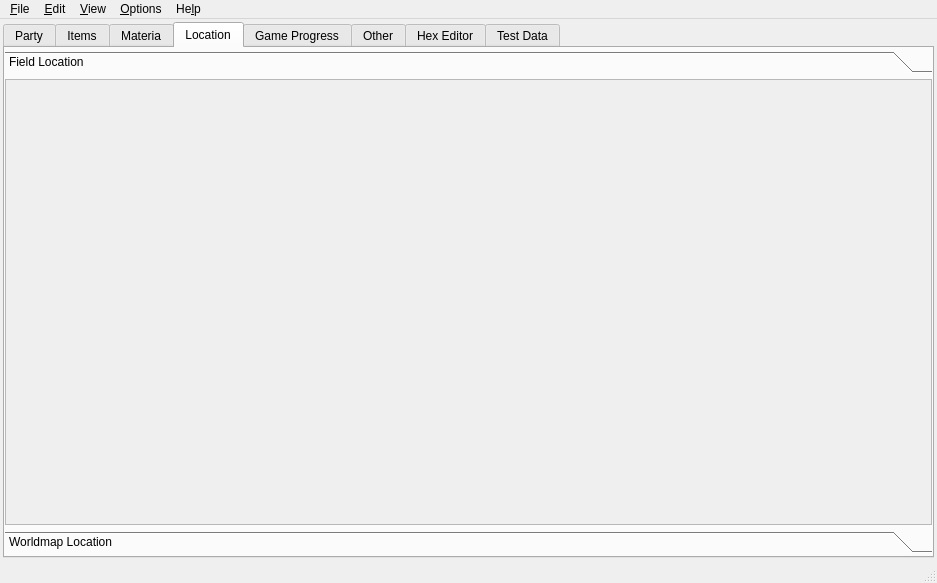
Before: the Qt Designer form mainwindow.ui in sithlord48/blackchocobo, drawn with Qt 5.
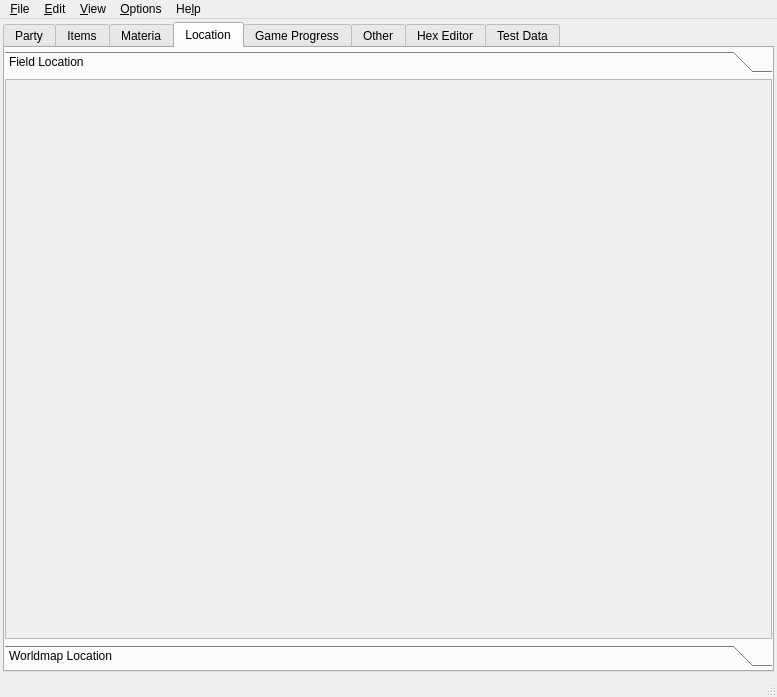
After: the same form once the commit is applied. The open tabs and pages were chosen to show the change. Icons and pictures are not drawn.

```diff
--- a/mainwindow.ui
+++ b/mainwindow.ui
@@ -6,8 +6,8 @@
    <rect>
     <x>0</x>
     <y>0</y>
-    <width>0</width>
-    <height>0</height>
+    <width>777</width>
+    <height>697</height>
    </rect>
   </property>
   <property name="windowTitle">
@@ -962,8 +962,8 @@
             <rect>
              <x>0</x>
              <y>0</y>
-             <width>96</width>
-             <height>26</height>
+             <width>767</width>
+             <height>538</height>
             </rect>
            </property>
            <attribute name="icon">
@@ -6663,8 +6663,8 @@
     <rect>
      <x>0</x>
      <y>0</y>
-     <width>1216</width>
-     <height>45</height>
+     <width>777</width>
+     <height>24</height>
     </rect>
    </property>
    <widget class="QMenu" name="menuAbout">
```
Left out of the diff: 552 changed lines with no effect on the pictures.
